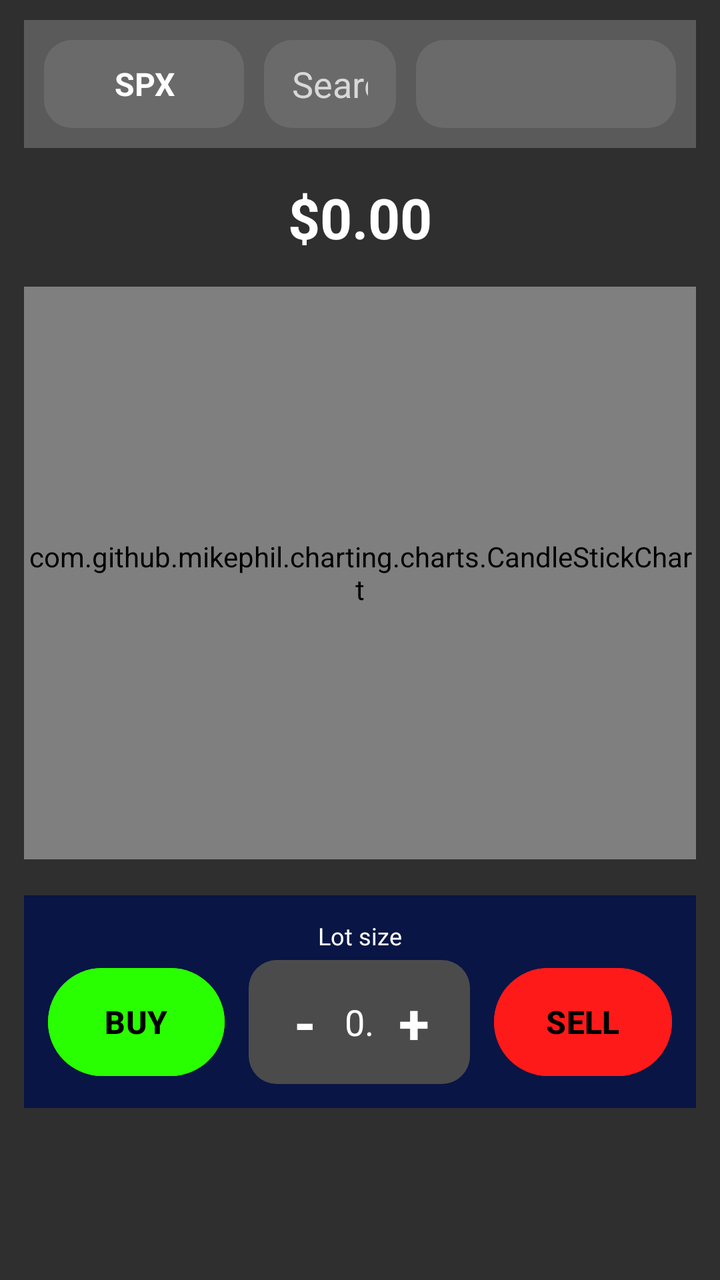
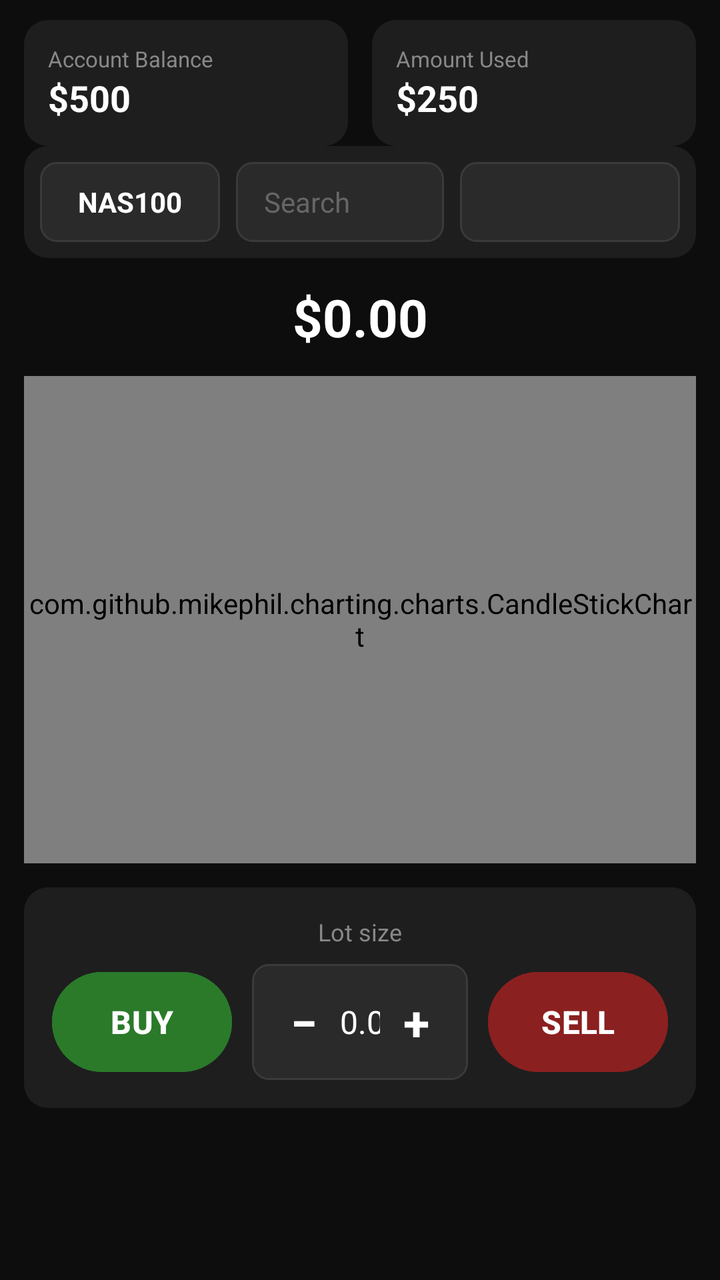

Before-and-after screenshots of an Android layout around one commit, followed by the original layout XML and the change that was made.
<!-- AndroidManifest.xml: application theme Theme.PaperTraderV2 -->
<!-- res/layout/fragment_trade.xml -->
<?xml version="1.0" encoding="utf-8"?>
<androidx.constraintlayout.widget.ConstraintLayout xmlns:android="http://schemas.android.com/apk/res/android"
    xmlns:app="http://schemas.android.com/apk/res-auto"
    android:layout_width="match_parent"
    android:layout_height="match_parent"
    android:background="#2F2F2F"
    android:paddingStart="12dp"
    android:paddingTop="10dp"
    android:paddingEnd="12dp"
    android:paddingBottom="86dp">

    <LinearLayout
        android:id="@+id/topSearchBar"
        android:layout_width="0dp"
        android:layout_height="wrap_content"
        android:orientation="horizontal"
        android:gravity="center_vertical"
        android:padding="10dp"
        android:background="#5A5A5A"
        app:layout_constraintTop_toTopOf="parent"
        app:layout_constraintStart_toStartOf="parent"
        app:layout_constraintEnd_toEndOf="parent">

        <TextView
            android:id="@+id/currentSymbolText"
            android:layout_width="100dp"
            android:layout_height="44dp"
            android:gravity="center"
            android:text="SPX"
            android:textColor="#FFFFFF"
            android:textSize="16sp"
            android:textStyle="bold"
            android:background="@drawable/bg_trade_field" />

        <EditText
            android:id="@+id/searchInput"
            android:layout_width="0dp"
            android:layout_height="44dp"
            android:layout_weight="1"
            android:layout_marginStart="10dp"
            android:hint="Search"
            android:singleLine="true"
            android:imeOptions="actionSearch"
            android:paddingStart="14dp"
            android:paddingEnd="14dp"
            android:textColor="#FFFFFF"
            android:textColorHint="#D8D8D8"
            android:background="@drawable/bg_trade_field" />

        <Spinner
            android:id="@+id/spinnerCategory"
            android:layout_width="130dp"
            android:layout_height="44dp"
            android:layout_marginStart="10dp"
            android:background="@drawable/bg_trade_field"
            android:spinnerMode="dropdown" />
    </LinearLayout>

    <TextView
        android:id="@+id/textLivePrice"
        android:layout_width="wrap_content"
        android:layout_height="wrap_content"
        android:text="$0.00"
        android:textColor="#FFFFFF"
        android:textSize="28sp"
        android:textStyle="bold"
        android:layout_marginTop="16dp"
        app:layout_constraintTop_toBottomOf="@id/topSearchBar"
        app:layout_constraintStart_toStartOf="parent"
        app:layout_constraintEnd_toEndOf="parent" />

    <com.github.mikephil.charting.charts.CandleStickChart
        android:id="@+id/tradeCandleChart"
        android:layout_width="0dp"
        android:layout_height="0dp"
        android:layout_marginTop="16dp"
        android:layout_marginBottom="18dp"
        app:layout_constraintTop_toBottomOf="@id/textLivePrice"
        app:layout_constraintBottom_toTopOf="@id/tradePanel"
        app:layout_constraintStart_toStartOf="parent"
        app:layout_constraintEnd_toEndOf="parent" />

    <LinearLayout
        android:id="@+id/tradePanel"
        android:layout_width="0dp"
        android:layout_height="wrap_content"
        android:orientation="vertical"
        android:background="#091544"
        android:padding="12dp"
        app:layout_constraintBottom_toBottomOf="parent"
        app:layout_constraintStart_toStartOf="parent"
        app:layout_constraintEnd_toEndOf="parent">

        <TextView
            android:id="@+id/lotSizeLabel"
            android:layout_width="wrap_content"
            android:layout_height="wrap_content"
            android:text="Lot size"
            android:textColor="#FFFFFF"
            android:textSize="12sp"
            android:layout_gravity="center_horizontal"
            android:paddingBottom="4dp" />

        <LinearLayout
            android:layout_width="match_parent"
            android:layout_height="62dp"
            android:orientation="horizontal"
            android:gravity="center_vertical">

            <Button
                android:id="@+id/btnBuy"
                android:layout_width="0dp"
                android:layout_height="match_parent"
                android:layout_weight="1"
                android:text="BUY"
                android:textStyle="bold"
                android:textColor="#000000"
                android:textSize="16sp"
                android:backgroundTint="#29FF00" />

            <LinearLayout
                android:layout_width="0dp"
                android:layout_height="match_parent"
                android:layout_weight="1.25"
                android:layout_marginStart="12dp"
                android:layout_marginEnd="12dp"
                android:orientation="horizontal"
                android:gravity="center_vertical"
                android:background="@drawable/bg_lot_box"
                android:paddingStart="8dp"
                android:paddingEnd="8dp">

                <TextView
                    android:id="@+id/btnMinus"
                    android:layout_width="40dp"
                    android:layout_height="match_parent"
                    android:gravity="center"
                    android:text="-"
                    android:textColor="#FFFFFF"
                    android:textSize="28sp"
                    android:textStyle="bold" />

                <EditText
                    android:id="@+id/inputLotSize"
                    android:layout_width="0dp"
                    android:layout_height="wrap_content"
                    android:layout_weight="1"
                    android:background="@android:color/transparent"
                    android:gravity="center"
                    android:inputType="numberDecimal"
                    android:text="0.01"
                    android:textColor="#FFFFFF"
                    android:textColorHint="#CCCCCC"
                    android:textSize="18sp" />

                <TextView
                    android:id="@+id/btnPlus"
                    android:layout_width="40dp"
                    android:layout_height="match_parent"
                    android:gravity="center"
                    android:text="+"
                    android:textColor="#FFFFFF"
                    android:textSize="28sp"
                    android:textStyle="bold" />
            </LinearLayout>

            <Button
                android:id="@+id/btnSell"
                android:layout_width="0dp"
                android:layout_height="match_parent"
                android:layout_weight="1"
                android:text="SELL"
                android:textStyle="bold"
                android:textColor="#000000"
                android:textSize="16sp"
                android:backgroundTint="#FF1A1A" />
        </LinearLayout>
    </LinearLayout>

</androidx.constraintlayout.widget.ConstraintLayout>
<!-- resources referenced by this layout -->
<resources>
  <!-- drawable bg_lot_box (drawable) -->
  <?xml version="1.0" encoding="utf-8"?>
  <shape xmlns:android="http://schemas.android.com/apk/res/android">
      <solid android:color="#4B4B4B" />
      <corners android:radius="14dp" />
  </shape>
  <!-- drawable bg_trade_field (drawable) -->
  <?xml version="1.0" encoding="utf-8"?>
  <shape xmlns:android="http://schemas.android.com/apk/res/android">
      <solid android:color="#6A6A6A" />
      <corners android:radius="14dp" />
  </shape>
  <style name="Theme.PaperTraderV2" parent="Base.Theme.PaperTraderV2" />
  <style name="Base.Theme.PaperTraderV2" parent="Theme.Material3.DayNight.NoActionBar">
          
          
      </style>
</resources>

<!-- the commit's change to res/layout/fragment_trade.xml (unified diff, before → after) -->
@@ -3,90 +3,159 @@
     xmlns:app="http://schemas.android.com/apk/res-auto"
     android:layout_width="match_parent"
     android:layout_height="match_parent"
-    android:background="#2F2F2F"
+    android:background="#0D0D0D"
     android:paddingStart="12dp"
     android:paddingTop="10dp"
     android:paddingEnd="12dp"
     android:paddingBottom="86dp">
 
+    
+    <LinearLayout
+        android:id="@+id/accountInfoRow"
+        android:layout_width="0dp"
+        android:layout_height="wrap_content"
+        android:orientation="horizontal"
+        android:layout_marginBottom="12dp"
+        app:layout_constraintTop_toTopOf="parent"
+        app:layout_constraintStart_toStartOf="parent"
+        app:layout_constraintEnd_toEndOf="parent">
+
+        <LinearLayout
+            android:layout_width="0dp"
+            android:layout_height="wrap_content"
+            android:layout_weight="1"
+            android:orientation="vertical"
+            android:background="@drawable/bg_card_dark"
+            android:padding="12dp"
+            android:layout_marginEnd="6dp">
+
+            <TextView
+                android:layout_width="wrap_content"
+                android:layout_height="wrap_content"
+                android:text="Account Balance"
+                android:textColor="#888888"
+                android:textSize="11sp" />
+
+            <TextView
+                android:id="@+id/textAccountBalance"
+                android:layout_width="wrap_content"
+                android:layout_height="wrap_content"
+                android:text="$500"
+                android:textColor="#FFFFFF"
+                android:textSize="18sp"
+                android:textStyle="bold" />
+        </LinearLayout>
+
+        <LinearLayout
+            android:layout_width="0dp"
+            android:layout_height="wrap_content"
+            android:layout_weight="1"
+            android:orientation="vertical"
+            android:background="@drawable/bg_card_dark"
+            android:padding="12dp"
+            android:layout_marginStart="6dp">
+
+            <TextView
+                android:layout_width="wrap_content"
+                android:layout_height="wrap_content"
+                android:text="Amount Used"
+                android:textColor="#888888"
+                android:textSize="11sp" />
+
+            <TextView
+                android:id="@+id/textAmountUsed"
+                android:layout_width="wrap_content"
+                android:layout_height="wrap_content"
+                android:text="$250"
+                android:textColor="#FFFFFF"
+                android:textSize="18sp"
+                android:textStyle="bold" />
+        </LinearLayout>
+    </LinearLayout>
+
+    
     <LinearLayout
         android:id="@+id/topSearchBar"
         android:layout_width="0dp"
         android:layout_height="wrap_content"
         android:orientation="horizontal"
         android:gravity="center_vertical"
-        android:padding="10dp"
-        android:background="#5A5A5A"
-        app:layout_constraintTop_toTopOf="parent"
+        android:background="@drawable/bg_card_dark"
+        android:padding="8dp"
+        app:layout_constraintTop_toBottomOf="@id/accountInfoRow"
         app:layout_constraintStart_toStartOf="parent"
         app:layout_constraintEnd_toEndOf="parent">
 
         <TextView
             android:id="@+id/currentSymbolText"
-            android:layout_width="100dp"
-            android:layout_height="44dp"
+            android:layout_width="90dp"
+            android:layout_height="40dp"
             android:gravity="center"
-            android:text="SPX"
+            android:text="NAS100"
             android:textColor="#FFFFFF"
-            android:textSize="16sp"
+            android:textSize="14sp"
             android:textStyle="bold"
             android:background="@drawable/bg_trade_field" />
 
         <EditText
             android:id="@+id/searchInput"
             android:layout_width="0dp"
-            android:layout_height="44dp"
+            android:layout_height="40dp"
             android:layout_weight="1"
-            android:layout_marginStart="10dp"
+            android:layout_marginStart="8dp"
             android:hint="Search"
             android:singleLine="true"
             android:imeOptions="actionSearch"
             android:paddingStart="14dp"
             android:paddingEnd="14dp"
             android:textColor="#FFFFFF"
-            android:textColorHint="#D8D8D8"
+            android:textColorHint="#666666"
+            android:textSize="14sp"
             android:background="@drawable/bg_trade_field" />
 
         <Spinner
             android:id="@+id/spinnerCategory"
-            android:layout_width="130dp"
-            android:layout_height="44dp"
-            android:layout_marginStart="10dp"
+            android:layout_width="110dp"
+            android:layout_height="40dp"
+            android:layout_marginStart="8dp"
             android:background="@drawable/bg_trade_field"
             android:spinnerMode="dropdown" />
     </LinearLayout>
 
+    
     <TextView
         android:id="@+id/textLivePrice"
         android:layout_width="wrap_content"
         android:layout_height="wrap_content"
         android:text="$0.00"
         android:textColor="#FFFFFF"
-        android:textSize="28sp"
+        android:textSize="26sp"
         android:textStyle="bold"
-        android:layout_marginTop="16dp"
+        android:layout_marginTop="12dp"
         app:layout_constraintTop_toBottomOf="@id/topSearchBar"
         app:layout_constraintStart_toStartOf="parent"
         app:layout_constraintEnd_toEndOf="parent" />
 
+    
     <com.github.mikephil.charting.charts.CandleStickChart
         android:id="@+id/tradeCandleChart"
         android:layout_width="0dp"
         android:layout_height="0dp"
-        android:layout_marginTop="16dp"
-        android:layout_marginBottom="18dp"
+        android:layout_marginTop="12dp"
+        android:layout_marginBottom="12dp"
         app:layout_constraintTop_toBottomOf="@id/textLivePrice"
         app:layout_constraintBottom_toTopOf="@id/tradePanel"
         app:layout_constraintStart_toStartOf="parent"
         app:layout_constraintEnd_toEndOf="parent" />
 
+    
     <LinearLayout
         android:id="@+id/tradePanel"
         android:layout_width="0dp"
         android:layout_height="wrap_content"
         android:orientation="vertical"
-        android:background="#091544"
-        android:padding="12dp"
+        android:background="@drawable/bg_card_dark"
+        android:padding="14dp"
         app:layout_constraintBottom_toBottomOf="parent"
         app:layout_constraintStart_toStartOf="parent"
         app:layout_constraintEnd_toEndOf="parent">
@@ -96,17 +165,18 @@
             android:layout_width="wrap_content"
             android:layout_height="wrap_content"
             android:text="Lot size"
-            android:textColor="#FFFFFF"
+            android:textColor="#888888"
             android:textSize="12sp"
             android:layout_gravity="center_horizontal"
-            android:paddingBottom="4dp" />
+            android:paddingBottom="8dp" />
 
         <LinearLayout
             android:layout_width="match_parent"
-            android:layout_height="62dp"
+            android:layout_height="58dp"
             android:orientation="horizontal"
             android:gravity="center_vertical">
 
+            
             <Button
                 android:id="@+id/btnBuy"
                 android:layout_width="0dp"
@@ -114,16 +184,17 @@
                 android:layout_weight="1"
                 android:text="BUY"
                 android:textStyle="bold"
-                android:textColor="#000000"
+                android:textColor="#FFFFFF"
                 android:textSize="16sp"
-                android:backgroundTint="#29FF00" />
-
+                android:backgroundTint="#2A7A2A" />
+
+            
             <LinearLayout
                 android:layout_width="0dp"
                 android:layout_height="match_parent"
-                android:layout_weight="1.25"
-                android:layout_marginStart="12dp"
-                android:layout_marginEnd="12dp"
+                android:layout_weight="1.2"
+                android:layout_marginStart="10dp"
+                android:layout_marginEnd="10dp"
                 android:orientation="horizontal"
                 android:gravity="center_vertical"
                 android:background="@drawable/bg_lot_box"
@@ -132,12 +203,12 @@
 
                 <TextView
                     android:id="@+id/btnMinus"
-                    android:layout_width="40dp"
+                    android:layout_width="36dp"
                     android:layout_height="match_parent"
                     android:gravity="center"
-                    android:text="-"
+                    android:text="−"
                     android:textColor="#FFFFFF"
-                    android:textSize="28sp"
+                    android:textSize="24sp"
                     android:textStyle="bold" />
 
                 <EditText
@@ -150,20 +221,20 @@
                     android:inputType="numberDecimal"
                     android:text="0.01"
                     android:textColor="#FFFFFF"
-                    android:textColorHint="#CCCCCC"
-                    android:textSize="18sp" />
+                    android:textSize="16sp" />
 
                 <TextView
                     android:id="@+id/btnPlus"
-                    android:layout_width="40dp"
+                    android:layout_width="36dp"
                     android:layout_height="match_parent"
                     android:gravity="center"
                     android:text="+"
                     android:textColor="#FFFFFF"
-                    android:textSize="28sp"
+                    android:textSize="24sp"
                     android:textStyle="bold" />
             </LinearLayout>
 
+            
             <Button
                 android:id="@+id/btnSell"
                 android:layout_width="0dp"
@@ -171,9 +242,9 @@
                 android:layout_weight="1"
                 android:text="SELL"
                 android:textStyle="bold"
-                android:textColor="#000000"
+                android:textColor="#FFFFFF"
                 android:textSize="16sp"
-                android:backgroundTint="#FF1A1A" />
+                android:backgroundTint="#8B2020" />
         </LinearLayout>
     </LinearLayout>
 
<!-- resource entries referenced after the edit -->
@@ -1,21 +1,40 @@
 <!-- resources referenced by this layout -->
 <resources>
+  <!-- drawable bg_card_dark (drawable) -->
+  <?xml version="1.0" encoding="utf-8"?>
+  <shape xmlns:android="http://schemas.android.com/apk/res/android"
+      android:shape="rectangle">
+      <solid android:color="#1E1E1E" />
+      <corners android:radius="12dp" />
+  </shape>
   <!-- drawable bg_lot_box (drawable) -->
   <?xml version="1.0" encoding="utf-8"?>
-  <shape xmlns:android="http://schemas.android.com/apk/res/android">
-      <solid android:color="#4B4B4B" />
-      <corners android:radius="14dp" />
+  <shape xmlns:android="http://schemas.android.com/apk/res/android"
+      android:shape="rectangle">
+      <solid android:color="#2A2A2A" />
+      <stroke android:width="1dp" android:color="#3A3A3A" />
+      <corners android:radius="8dp" />
   </shape>
   <!-- drawable bg_trade_field (drawable) -->
   <?xml version="1.0" encoding="utf-8"?>
-  <shape xmlns:android="http://schemas.android.com/apk/res/android">
-      <solid android:color="#6A6A6A" />
-      <corners android:radius="14dp" />
+  <shape xmlns:android="http://schemas.android.com/apk/res/android"
+      android:shape="rectangle">
+      <solid android:color="#2A2A2A" />
+      <stroke android:width="1dp" android:color="#3A3A3A" />
+      <corners android:radius="8dp" />
   </shape>
   <style name="Theme.PaperTraderV2" parent="Base.Theme.PaperTraderV2" />
   <style name="Base.Theme.PaperTraderV2" parent="Theme.Material3.DayNight.NoActionBar">
-          
-          
+          <item name="android:windowBackground">#000000</item>
+          <item name="android:colorBackground">#000000</item>
+          <item name="colorPrimary">#000000</item>
+          <item name="colorPrimaryContainer">#000000</item>
+          <item name="colorSurface">#000000</item>
+          <item name="colorSurfaceVariant">#000000</item>
+          <item name="android:navigationBarColor">#0D0D0D</item>
+          <item name="android:statusBarColor">#000000</item>
+          <item name="android:windowLightStatusBar">false</item>
+          <item name="android:windowLightNavigationBar">false</item>
       </style>
 </resources>
 
